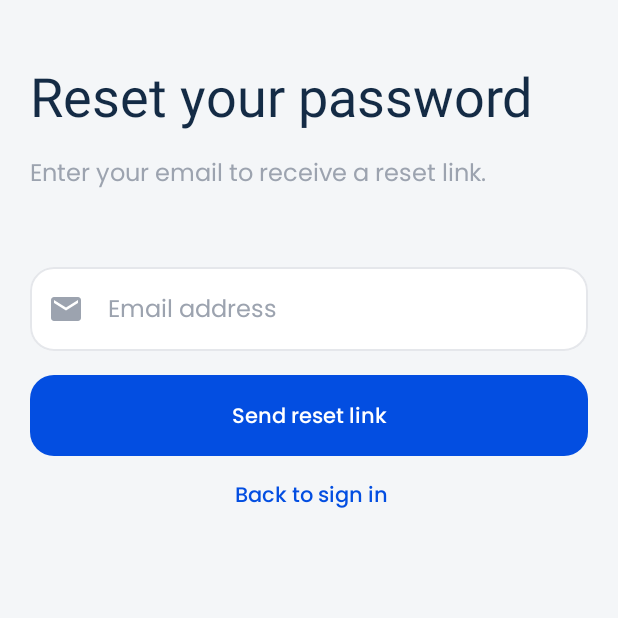
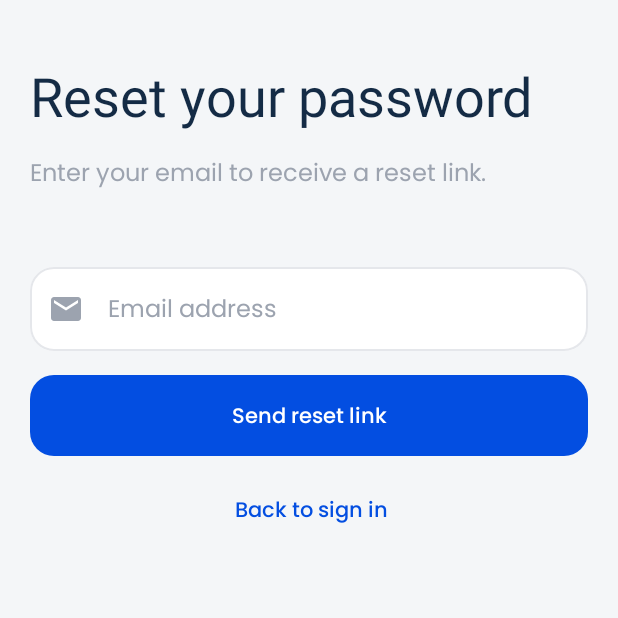
Before and after one commit to Fedi-Mhadhbi/SmartParking, an Android app built with Jetpack Compose: the ForgotPasswordScreen screen opened through its navigation route, on a phone screen of 412 x 824 dp, the top half of it. Run offline under Robolectric (Android 15) with nearby library versions, the phone set to English and light mode, and no system bars.

Commit message:
fix: make authentication links clickable
Co-authored-by: Copilot App <223556219+Copilot@users.noreply.github.com>

```diff
--- a/app/src/main/java/com/fedi/smartparking/features/auth/LoginScreen.kt
+++ b/app/src/main/java/com/fedi/smartparking/features/auth/LoginScreen.kt
@@ -125,7 +125,10 @@ fun AuthFooter(
     onClick: () -> Unit,
 ) {
     Row(
-        modifier = Modifier.fillMaxWidth(),
+        modifier = Modifier
+            .fillMaxWidth()
+            .clickable(onClick = onClick)
+            .padding(vertical = 10.dp),
         horizontalArrangement = Arrangement.Center,
     ) {
         Text(text = prompt, color = Color.Gray)
--- a/app/src/main/java/com/fedi/smartparking/features/auth/WelcomeScreen.kt
+++ b/app/src/main/java/com/fedi/smartparking/features/auth/WelcomeScreen.kt
@@ -93,6 +93,7 @@ fun WelcomeScreen(
             androidx.compose.foundation.layout.Row(
                 modifier = Modifier
                     .fillMaxWidth()
+                    .clickable(onClick = onSignIn)
                     .padding(vertical = 6.dp),
                 horizontalArrangement = Arrangement.Center,
             ) {
@@ -102,7 +103,6 @@ fun WelcomeScreen(
                 )
                 Text(
                     text = " ${stringResource(R.string.auth_sign_in)}",
-                    modifier = Modifier.clickable(onClick = onSignIn),
                     color = PrimaryBlue,
                     style = MaterialTheme.typography.labelLarge,
                 )
```
